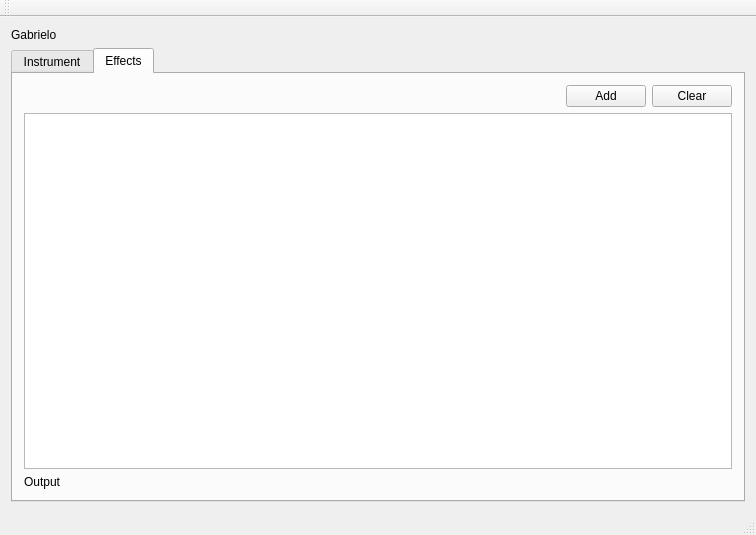
Qt form src/qt/MainWindow.ui (chuckfairy/Orzabal) before a commit.
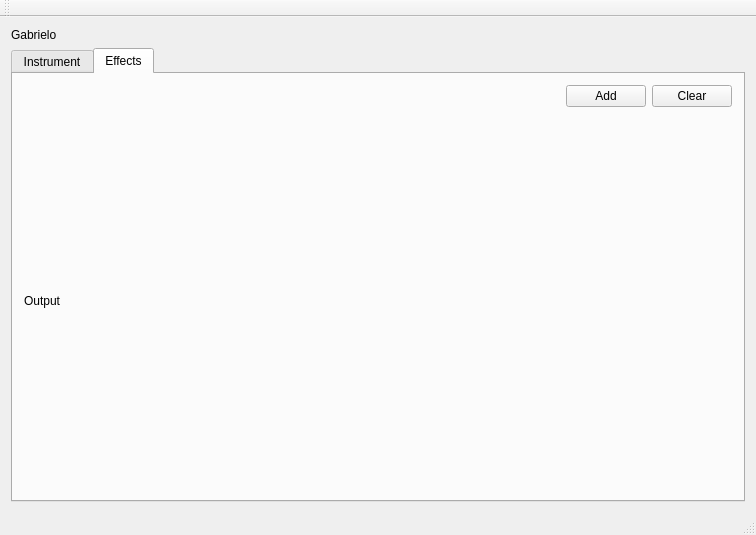
The same form after that commit. The open tabs and pages were chosen to show the change.

```diff
--- a/src/qt/MainWindow.ui
+++ b/src/qt/MainWindow.ui
@@ -124,9 +124,6 @@
 
         <item row="1" column="0" colspan="2">
          <layout class="QHBoxLayout" name="horizontalLayout_3">
-          <item>
-           <widget class="QListWidget" name="listWidget"/>
-          </item>
          </layout>
         </item>
 
```
